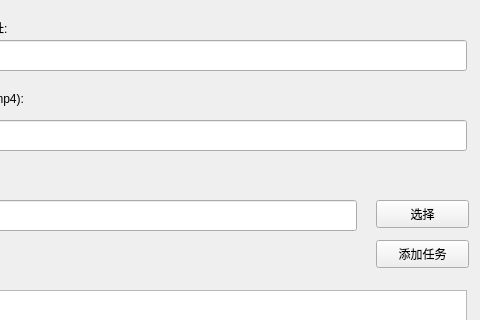
The window that downloader.ui (lighting-Sky/Sky-Downloader) describes before a commit, drawn with Qt 5; both pictures show x 104 to 584 and y 0 to 320 of the 584 by 628 pixel window.
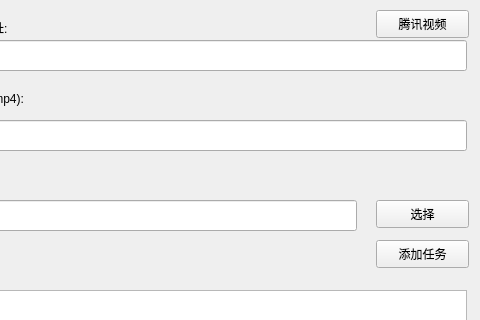
The same window after the commit.

Diff of the .ui file:
```diff
--- a/downloader.ui
+++ b/downloader.ui
@@ -192,6 +192,19 @@
     <bool>false</bool>
    </attribute>
   </widget>
+  <widget class="QPushButton" name="pushBtn_tencent">
+   <property name="geometry">
+    <rect>
+     <x>480</x>
+     <y>10</y>
+     <width>93</width>
+     <height>28</height>
+    </rect>
+   </property>
+   <property name="text">
+    <string>腾讯视频</string>
+   </property>
+  </widget>
  </widget>
  <resources/>
  <connections>
```
